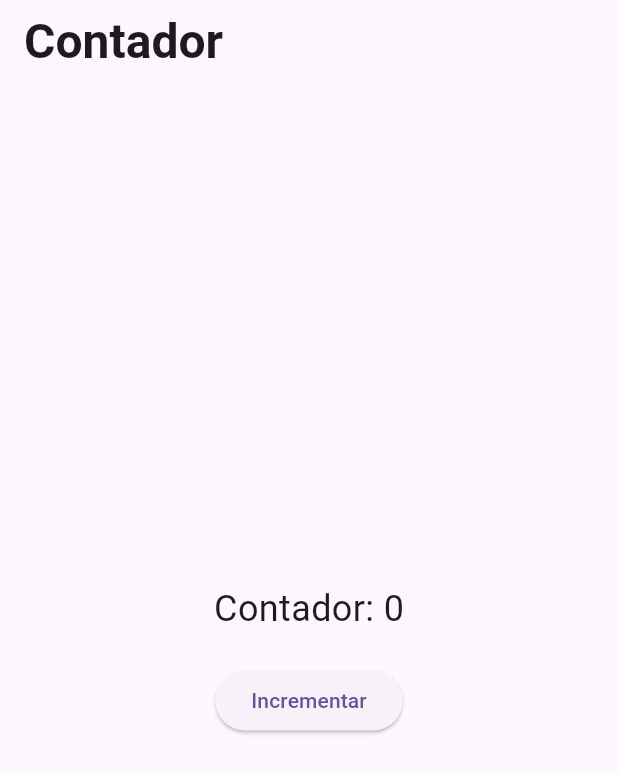
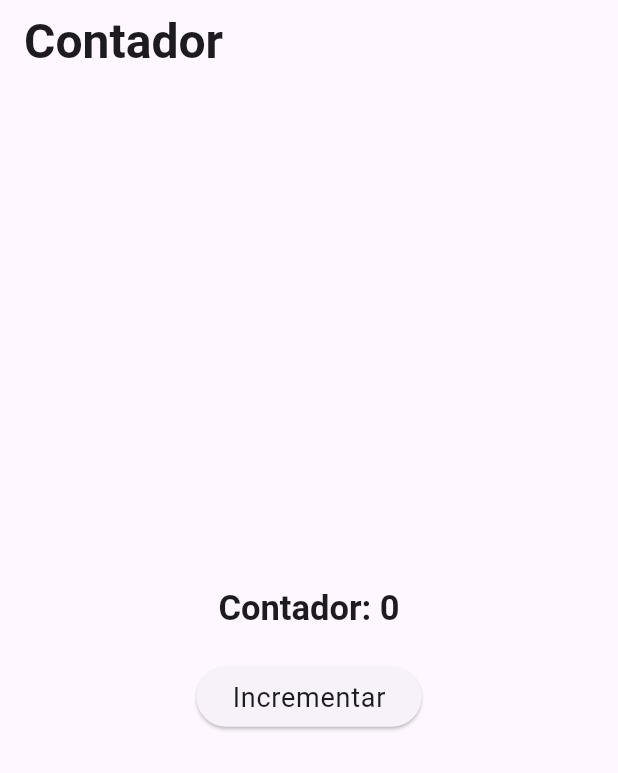
Before and after one commit to kkvjr/flutter-boilerplate, a Flutter app: the screen it shows after launch, on a phone screen of 412 x 824 dp. Shown: the top 773 px of the screen. Run offline on Flutter 3.47's test engine with Material 3 defaults, Android fonts, the phone set to English and light mode, and no system bars; our stand-ins replace go_router; Roboto replaces fonts that are missing (Arial).

Commit message:
Ajustando estrutura

```diff
--- a/lib/presentation/views/home_widget.dart
+++ b/lib/presentation/views/home_widget.dart
@@ -11,16 +11,16 @@ class HomeWidget extends StatelessWidget {
     final counter = Provider.of<CounterProvider>(context);
 
     return Scaffold(
-      appBar: AppBar(title: const Text("Contador")),
+      appBar: AppBar(title:  Text("Contador",style: Theme.of(context).textTheme.titleLarge)),
       body: Center(
         child: Column(
           mainAxisAlignment: MainAxisAlignment.center,
           children: [
-            Text("Contador: ${counter.count}", style: const TextStyle(fontSize: 24)),
+            Text("Contador: ${counter.count}", style: Theme.of(context).textTheme.headlineLarge),
             const SizedBox(height: 20),
             ElevatedButton(
               onPressed: counter.increment,
-              child: const Text("Incrementar"),
+              child:  Text("Incrementar",style: Theme.of(context).textTheme.bodyLarge),
             ),
           ],
         ),
```
